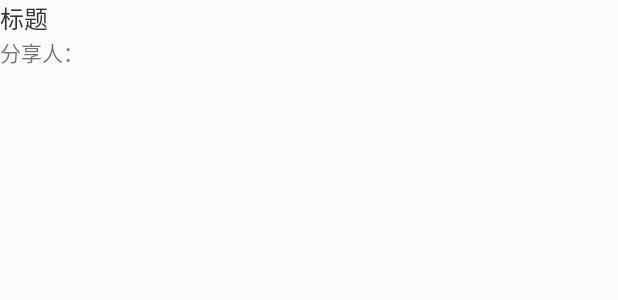
After one commit to MrShuHong/kotlin-WanAndroid, an Android app: the layout adapter_home_article.xml on its own in the app's theme, with its tools: preview values and no code run, on a phone screen of 412 x 824 dp. The commit adds this screen. Shown: the top 300 px of the screen. Run offline under Robolectric (Android 15) with nearby library versions, the phone set to English and light mode, and no system bars; network calls fail.

Commit message:
提交首页列表数据请求 UI暂未调整

```diff
--- a/app/src/main/java/com/example/wan/WelcomeActivity.kt
+++ b/app/src/main/java/com/example/wan/WelcomeActivity.kt
@@ -5,6 +5,7 @@ import android.view.View
 import androidx.core.view.ViewCompat
 import androidx.core.view.ViewPropertyAnimatorListener
 import com.example.wan.base.BaseActivity
+import com.example.wan.home.activity.MainActivity
 import kotlinx.android.synthetic.main.activity_welcome.*
 
 
--- /dev/null
+++ b/app/src/main/java/com/example/wan/home/bean/Tag.kt
@@ -0,0 +1,6 @@
+package com.example.wan.home.bean
+
+data class Tag(
+    val name: String,
+    val url: String
+)
--- /dev/null
+++ b/app/src/main/res/layout/adapter_home_article.xml
@@ -0,0 +1,23 @@
+<?xml version="1.0" encoding="utf-8"?>
+<LinearLayout xmlns:android="http://schemas.android.com/apk/res/android"
+    xmlns:app="http://schemas.android.com/apk/res-auto"
+    xmlns:tools="http://schemas.android.com/tools"
+    android:orientation="vertical"
+    android:layout_width="match_parent"
+    android:layout_height="wrap_content">
+
+    <TextView
+        android:id="@+id/txt_name"
+        android:layout_width="wrap_content"
+        android:layout_height="wrap_content"
+        android:textColor="@color/text_color_1"
+        android:text="标题"
+        android:textSize="16dp"/>
+
+    <TextView
+        android:id="@+id/txt_author"
+        android:layout_width="wrap_content"
+        android:layout_height="wrap_content"
+        android:text="分享人："/>
+
+</LinearLayout>
--- a/app/src/main/res/values/colors.xml
+++ b/app/src/main/res/values/colors.xml
@@ -1,6 +1,10 @@
 <?xml version="1.0" encoding="utf-8"?>
 <resources>
-    <color name="colorPrimary">#008577</color>
-    <color name="colorPrimaryDark">#00574B</color>
-    <color name="colorAccent">#D81B60</color>
+    <color name="colorPrimary">#03A9F4</color>
+    <color name="colorPrimaryDark">#2196F3</color>
+    <color name="colorAccent">#00BCD4</color>
+
+    <color name="text_color_1">#333333</color>
+    <color name="text_color_2">#666666</color>
+    <color name="text_color_3">#999999</color>
 </resources>
--- a/app/src/main/res/values/strings.xml
+++ b/app/src/main/res/values/strings.xml
@@ -1,3 +1,3 @@
 <resources>
-    <string name="app_name">WanAndroid</string>
+    <string name="app_name">玩Android</string>
 </resources>
--- a/app/src/main/res/values/styles.xml
+++ b/app/src/main/res/values/styles.xml
@@ -1,7 +1,7 @@
 <resources>
 
     <!-- Base application theme. -->
-    <style name="AppTheme" parent="Theme.AppCompat.Light.DarkActionBar">
+    <style name="AppTheme" parent="Theme.AppCompat.Light.NoActionBar">
         <!-- Customize your theme here. -->
         <item name="colorPrimary">@color/colorPrimary</item>
         <item name="colorPrimaryDark">@color/colorPrimaryDark</item>
```
Also changed, not shown: app/build.gradle (+6 -2 lines), app/src/main/AndroidManifest.xml (+10 -1 lines), app/src/main/java/com/example/wan/MainActivity.kt (deleted, +0 -11 lines), app/src/main/java/com/example/wan/WanApiService.kt (added, +13 -0 lines), app/src/main/java/com/example/wan/home/activity/MainActivity.kt (added, +61 -0 lines), app/src/main/java/com/example/wan/home/adapter/HomeArticleAdapter.kt (added, +17 -0 lines), app/src/main/java/com/example/wan/home/bean/ArticleItem.kt (added, +33 -0 lines), app/src/main/java/com/example/wan/home/bean/ArticleListResponse.kt (added, +7 -0 lines), app/src/main/java/com/example/wan/home/bean/Data.kt (added, +11 -0 lines), app/src/main/java/com/example/wan/utils/http/HttpUtils.kt (added, +24 -0 lines), app/src/main/res/layout/activity_main.xml (+22 -11 lines), app/src/main/res/xml/network_security_config.xml (added, +9 -0 lines), build.gradle (+7 -1 lines).
